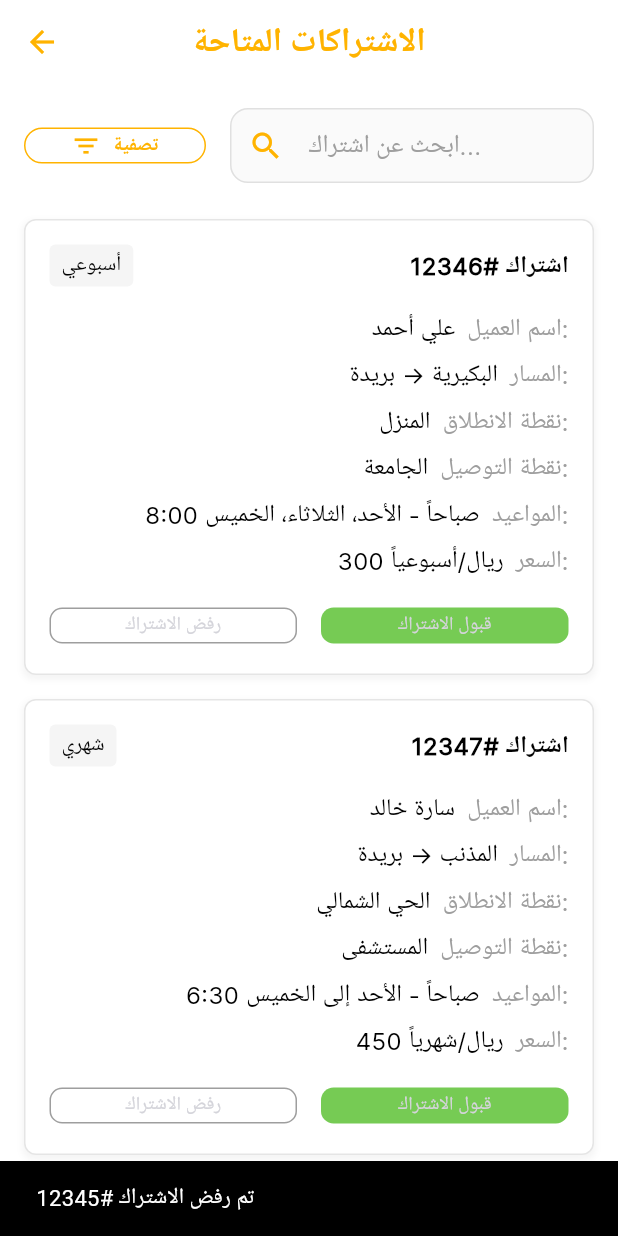
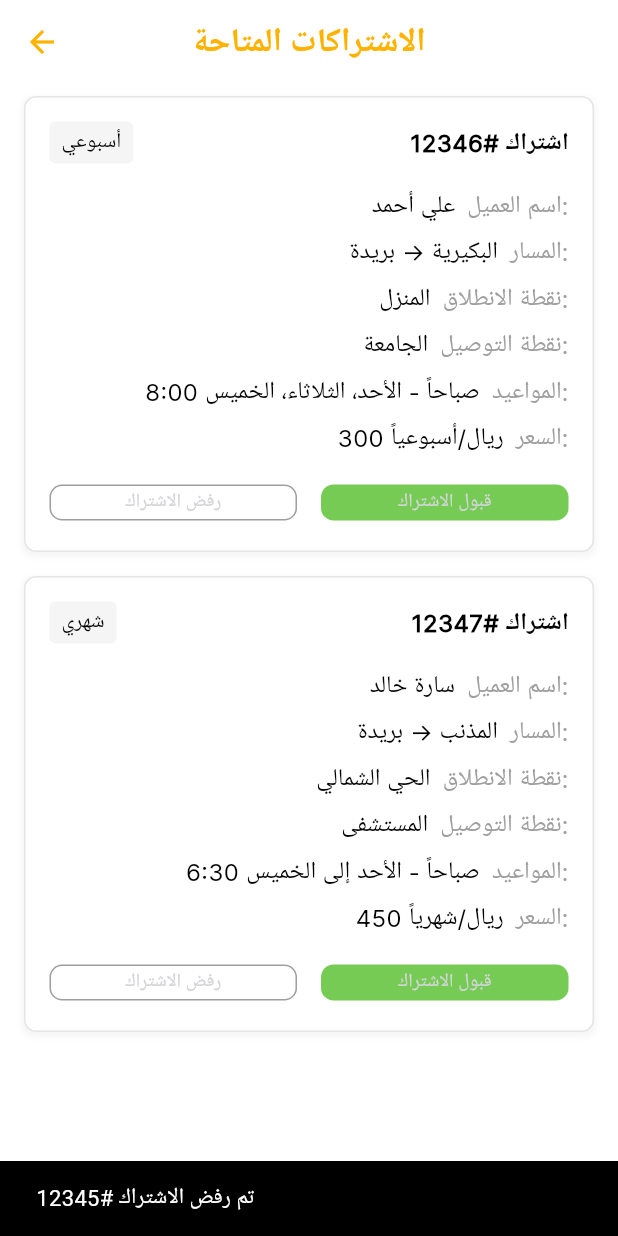
Before and after one commit to Saja-gfl/Darb, a Flutter app: the AvailableSubscriptionsPage screen opened directly, after a tap on "رفض الاشتراك", on a phone screen of 412 x 824 dp. Run offline on Flutter 3.47's test engine with Material 3 defaults, Android fonts, the phone set to English and light mode, and no system bars; our stand-ins replace cached_network_image, cloud_firestore, firebase_auth, firebase_core, flutter_chat_ui, flutter_rating_bar and 5 more; accounts and stored records are empty; Roboto replaces fonts that are missing (Tajawal).

Commit message:
حذف البحث والفلتر

```diff
--- a/lib/Screens/AvailableSubscriptionsPage.dart
+++ b/lib/Screens/AvailableSubscriptionsPage.dart
@@ -118,47 +118,6 @@ class _AvailableSubscriptionsPageState
     );
   }
 
-  void _showFilterOptions() {
-    showModalBottomSheet(
-      context: context,
-      builder: (context) {
-        return Container(
-          padding: const EdgeInsets.all(16),
-          child: Column(
-            mainAxisSize: MainAxisSize.min,
-            crossAxisAlignment: CrossAxisAlignment.end,
-            children: [
-              const Text(
-                'خيارات التصفية',
-                style: TextStyle(fontSize: 18, fontWeight: FontWeight.bold),
-              ),
-              const SizedBox(height: 16),
-              _buildFilterOption('شهري', Icons.calendar_today),
-              _buildFilterOption('أسبوعي', Icons.calendar_view_week),
-              const SizedBox(height: 16),
-              ElevatedButton(
-                onPressed: () => Navigator.pop(context),
-                child: const Text('تطبيق التصفية'),
-              ),
-            ],
-          ),
-        );
-      },
-    );
-  }
-
-  Widget _buildFilterOption(String title, IconData icon) {
-    return ListTile(
-      leading: Icon(icon, color: primaryColor),
-      title: Text(title),
-      trailing: Checkbox(
-        value: false, // You would manage this state properly
-        onChanged: (value) {},
-      ),
-      onTap: () {},
-    );
-  }
-
   @override
   Widget build(BuildContext context) {
     return Scaffold(
@@ -182,12 +141,6 @@ class _AvailableSubscriptionsPageState
       ),
       body: Column(
         children: [
-          // Search and Filter Row
-          Padding(
-            padding: const EdgeInsets.all(16),
-            child: _buildSearchFilterRow(),
-          ),
-
           // Subscription Cards List
           Expanded(
             child: _filteredSubscriptions.isEmpty
@@ -231,63 +184,4 @@ class _AvailableSubscriptionsPageState
       ),
     );
   }
-
-  Widget _buildSearchFilterRow() {
-    return Row(
-      children: [
-        // Filter Button
-        Expanded(
-          child: OutlinedButton(
-            onPressed: _showFilterOptions,
-            style: OutlinedButton.styleFrom(
-              padding: const EdgeInsets.symmetric(vertical: 12),
-              side: BorderSide(color: primaryColor),
-              shape: RoundedRectangleBorder(
-                borderRadius: BorderRadius.circular(12),
-              ),
-            ),
-            child: Row(
-              mainAxisAlignment: MainAxisAlignment.center,
-              children: [
-                Icon(Icons.filter_list, size: 20, color: primaryColor),
-                const SizedBox(width: 8),
-                Text(
-                  'تصفية',
-                  style: GoogleFonts.tajawal(
-                    color: primaryColor,
-                    fontWeight: FontWeight.bold,
-                  ),
-                ),
-              ],
-            ),
-          ),
-        ),
-        const SizedBox(width: 16),
-
-        // Search Field
-        Expanded(
-          flex: 2,
-          child: TextField(
-            controller: _searchController,
-            decoration: InputDecoration(
-              hintText: 'ابحث عن اشتراك...',
-              hintStyle: GoogleFonts.tajawal(color: Colors.grey),
-              prefixIcon: Icon(Icons.search, color: primaryColor),
-              filled: true,
-              fillColor: Colors.grey[50],
-              border: OutlineInputBorder(
-                borderRadius: BorderRadius.circular(12),
-                borderSide: BorderSide(color: Colors.grey[300]!),
-              ),
-              enabledBorder: OutlineInputBorder(
-                borderRadius: BorderRadius.circular(12),
-                borderSide: BorderSide(color: Colors.grey[300]!),
-              ),
-              contentPadding: const EdgeInsets.symmetric(vertical: 12),
-            ),
-          ),
-        ),
-      ],
-    );
-  }
 }
```
